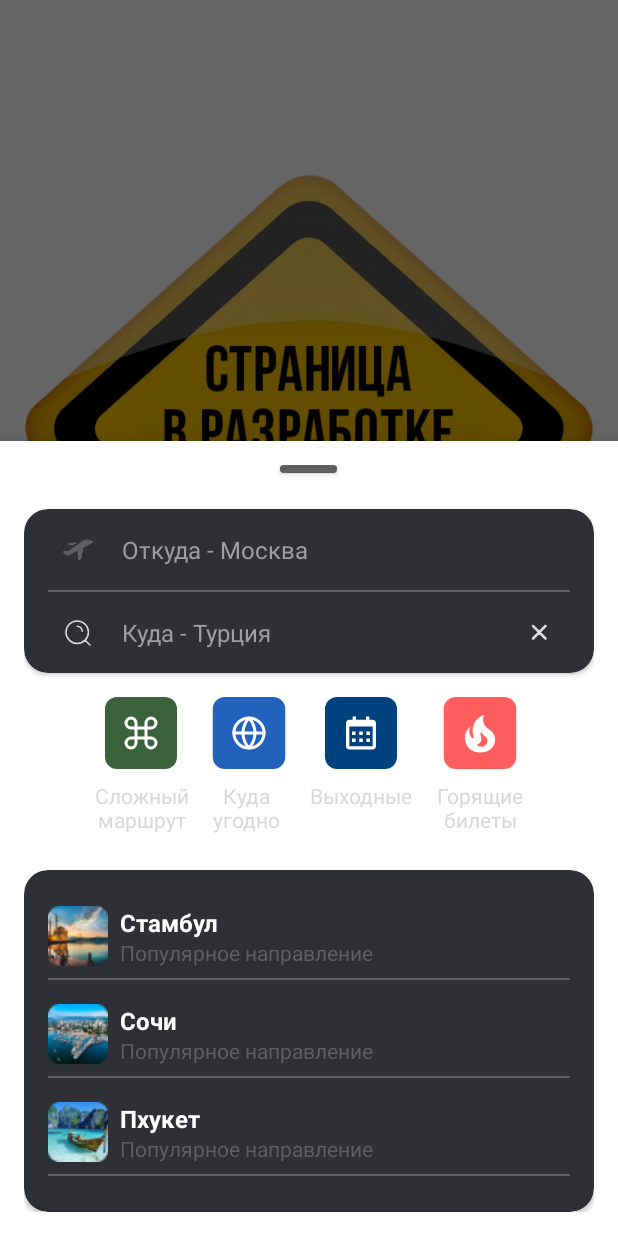
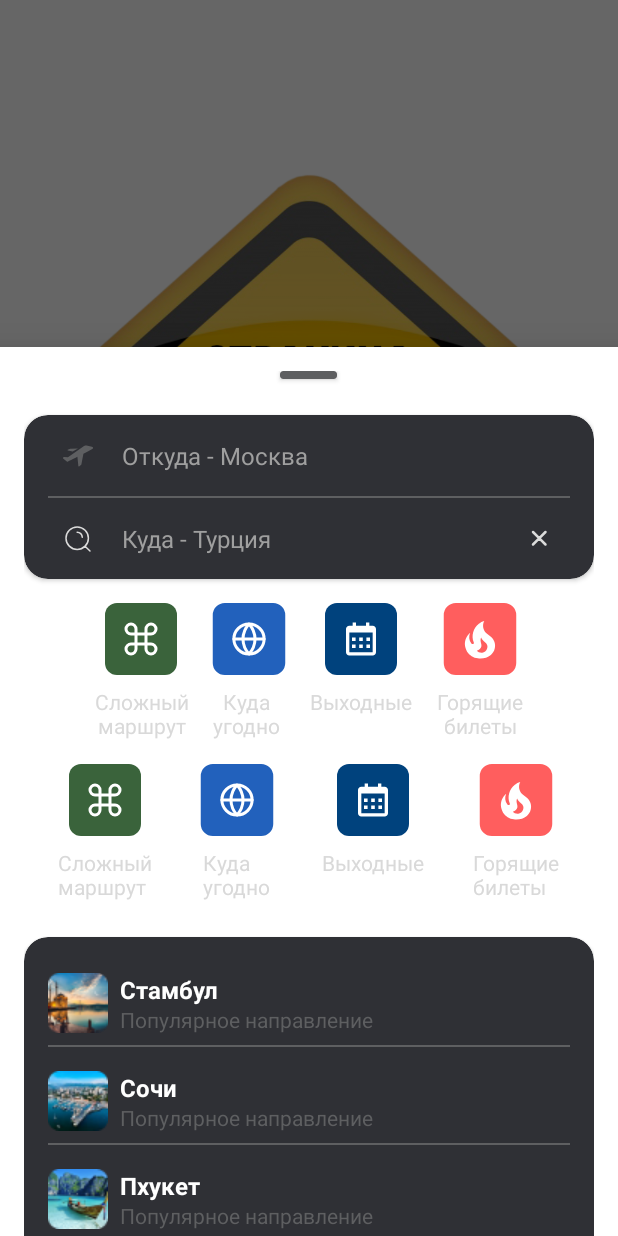
Before and after one commit to vorahkaz0namor/TicketsOffers, an Android app: the fragment SearchSheet placed in its activity, item 2 of the bottom bar chosen, on a phone screen of 412 x 824 dp. Run offline under Robolectric (Android 15) with nearby library versions, the phone set to English and light mode, and no system bars; our stand-ins replace Dagger/Hilt's generated code.

Commit message:
Step R.008 - 1. Was implemented digits separation on prices representation. 2. Was started HintView implementation istead of hints RecyclerView.

```diff
--- a/presentation/src/main/java/com/example/presentation/adatper/OfferViewHolder.kt
+++ b/presentation/src/main/java/com/example/presentation/adatper/OfferViewHolder.kt
@@ -4,6 +4,7 @@ import androidx.recyclerview.widget.RecyclerView
 import com.example.data.model.Offer
 import com.example.resources.R
 import com.example.presentation.databinding.OfferCardBinding
+import com.example.presentation.util.formatPrice
 import com.example.presentation.util.offerImage
 
 class OfferViewHolder(
@@ -16,7 +17,7 @@ class OfferViewHolder(
             pointName.text = offer.town
             pointPrice.text = root.context.getString(
                 /* resId = */ R.string.offer_price,
-                /* ...formatArgs = */ offer.price.value.toString()
+                /* ...formatArgs = */ formatPrice(offer.price.value)
             )
         }
     }
--- a/presentation/src/main/java/com/example/presentation/adatper/TicketOfferViewHolder.kt
+++ b/presentation/src/main/java/com/example/presentation/adatper/TicketOfferViewHolder.kt
@@ -4,6 +4,7 @@ import androidx.recyclerview.widget.RecyclerView
 import com.example.data.model.TicketOffer
 import com.example.resources.R
 import com.example.presentation.databinding.RecommCardLayoutBinding
+import com.example.presentation.util.formatPrice
 import com.example.presentation.util.ticketOfferColor
 
 class TicketOfferViewHolder(
@@ -18,7 +19,7 @@ class TicketOfferViewHolder(
             pointTimeRange.text = ticketOffer.timeRangeToString()
             pointPrice.text = root.context.getString(
                 /* resId = */ R.string.ticket_offer_price,
-                /* ...formatArgs = */ ticketOffer.price.value.toString()
+                /* ...formatArgs = */ formatPrice(ticketOffer.price.value)
             )
         }
     }
--- a/presentation/src/main/java/com/example/presentation/util/Helper.kt
+++ b/presentation/src/main/java/com/example/presentation/util/Helper.kt
@@ -19,6 +19,21 @@ import com.example.resources.R
 import com.example.presentation.model.UiState
 import kotlinx.coroutines.CoroutineScope
 import kotlinx.coroutines.launch
+import java.text.FieldPosition
+import java.text.NumberFormat
+import java.util.Locale
+
+/**
+ * Price formatting
+ */
+internal val formatPrice = { price: Int ->
+    NumberFormat
+        .getInstance(Locale("ru", "RU"))
+        .run {
+            isGroupingUsed = true
+            format(price)
+        }
+}
 
 /**
  * Sets offer image
--- a/presentation/src/main/java/com/example/presentation/viewmodel/TicketsViewModel.kt
+++ b/presentation/src/main/java/com/example/presentation/viewmodel/TicketsViewModel.kt
@@ -58,7 +58,6 @@ class TicketsViewModel @Inject constructor(
                     getTicketsOffers().fetchingData { ticketsOffersResponse ->
                         _offers.update { offersResponse.offers }
                         _ticketsOffers.update { ticketsOffersResponse.ticketsOffers }
-                        Log.d("TICKETS OFFERS", "${ticketsOffers.value.map { "$it" }}")
                     }
                 }
             }
--- a/presentation/src/main/res/layout/fragment_stub.xml
+++ b/presentation/src/main/res/layout/fragment_stub.xml
@@ -14,4 +14,23 @@
         android:contentDescription="@string/under_develop"
         />
 
+    <androidx.cardview.widget.CardView
+        android:id="@+id/back_icon"
+        android:layout_width="@dimen/thirty_three_dp"
+        android:layout_height="@dimen/thirty_three_dp"
+        android:visibility="gone"
+        app:cardBackgroundColor="@color/color_2f3035"
+        android:layout_marginStart="@dimen/twelve_dp"
+        android:layout_marginTop="@dimen/twelve_dp"
+        app:cardCornerRadius="@dimen/fifty_dp">
+
+        <ImageView
+            android:layout_width="wrap_content"
+            android:layout_height="wrap_content"
+            android:layout_gravity="center"
+            android:contentDescription="@string/back_button"
+            app:srcCompat="@drawable/ic_back_arrow_24" />
+
+    </androidx.cardview.widget.CardView>
+
 </FrameLayout>
--- /dev/null
+++ b/presentation/src/main/res/layout/hints_layout.xml
@@ -0,0 +1,43 @@
+<?xml version="1.0" encoding="utf-8"?>
+<LinearLayout xmlns:android="http://schemas.android.com/apk/res/android"
+    xmlns:app="http://schemas.android.com/apk/res-auto"
+    android:layout_width="wrap_content"
+    android:layout_height="wrap_content"
+    android:orientation="horizontal"
+    android:layout_gravity="center"
+    android:paddingTop="@dimen/sixteen_dp"
+    >
+
+    <com.example.resources.views.HintView
+        android:id="@+id/hard_route"
+        android:layout_width="wrap_content"
+        android:layout_height="wrap_content"
+        app:srcCompat="@drawable/ic_hard_route_hint_48"
+        android:text="@string/hard_route"
+        />
+
+    <com.example.resources.views.HintView
+        android:id="@+id/anywhere"
+        android:layout_width="wrap_content"
+        android:layout_height="wrap_content"
+        app:srcCompat="@drawable/ic_anywhere_hint_48"
+        android:text="@string/anywhere"
+        />
+
+    <com.example.resources.views.HintView
+        android:id="@+id/weekend"
+        android:layout_width="wrap_content"
+        android:layout_height="wrap_content"
+        app:srcCompat="@drawable/ic_weekend_hint_48"
+        android:text="@string/weekend"
+        />
+
+    <com.example.resources.views.HintView
+        android:id="@+id/burnings"
+        android:layout_width="wrap_content"
+        android:layout_height="wrap_content"
+        app:srcCompat="@drawable/ic_burnings_hint_48"
+        android:text="@string/burning_tickets"
+        />
+
+</LinearLayout>
--- a/presentation/src/main/res/layout/search_sheet_layout.xml
+++ b/presentation/src/main/res/layout/search_sheet_layout.xml
@@ -31,6 +31,10 @@
         app:layoutManager="androidx.recyclerview.widget.LinearLayoutManager"
         tools:listitem="@layout/hint_card" />
 
+    <include
+        android:id="@+id/hints"
+        layout="@layout/hints_layout"/>
+
     <androidx.cardview.widget.CardView
         android:id="@+id/background_card"
         android:layout_width="match_parent"
--- a/presentation/src/main/res/values/strings.xml
+++ b/presentation/src/main/res/values/strings.xml
@@ -21,4 +21,5 @@
     <string name="takeoff_date_example">24 фев</string>
     <string name="takeoff_week_day_example">, сб</string>
     <string name="show_all_tickets">Посмотреть все билеты</string>
+    <string name="back_button">Back button</string>
 </resources>
--- /dev/null
+++ b/resources/src/main/java/com/example/resources/views/HintView.kt
@@ -0,0 +1,63 @@
+package com.example.resources.views
+
+import android.content.Context
+import android.text.Layout.Alignment
+import android.util.AttributeSet
+import android.view.Gravity
+import android.view.View
+import android.widget.ImageView
+import android.widget.LinearLayout
+import android.widget.TextView
+import androidx.core.content.withStyledAttributes
+import com.example.resources.R
+import kotlin.math.absoluteValue
+import kotlin.math.ceil
+
+class HintView @JvmOverloads constructor(
+    context: Context,
+    attributeSet:AttributeSet? = null,
+    defStyleAttr: Int = 0,
+    defStyleRes: Int = 0
+): LinearLayout(context, attributeSet, defStyleAttr, defStyleRes) {
+    private val eightDpExtracted = resources.getDimensionPixelSize(R.dimen.eight_dp)
+    private val sixteenDpExtracted = resources.getDimensionPixelSize(R.dimen.sixteen_dp)
+    private inline fun <reified T : View> T.commonParams() =
+        apply {
+            layoutParams = LayoutParams(
+                /* width = */ LayoutParams.WRAP_CONTENT,
+                /* height = */ LayoutParams.WRAP_CONTENT,
+            )
+            gravity = Gravity.CENTER
+        }
+    private val imageView = ImageView(context).commonParams()
+    private val textView = TextView(context).commonParams().apply {
+        setPadding(
+            /* left = */ 0,
+            /* top = */ eightDpExtracted,
+            /* right = */ 0,
+            /* bottom = */ 0
+            )
+        textSize = ceil(resources.getDimension(R.dimen.fourteen_sp) / resources.displayMetrics.density)
+        textAlignment = View.TEXT_ALIGNMENT_GRAVITY
+        setTextColor(resources.getColor(R.color.color_d9d9d9, context.theme))
+    }
+
+    init {
+        orientation = VERTICAL
+        setPadding(
+            /* left = */ sixteenDpExtracted,
+            /* top = */ 0,
+            /* right = */ sixteenDpExtracted,
+            /* bottom = */ 0
+        )
+        context.withStyledAttributes(attributeSet, R.styleable.HintView) {
+            val imageResId = getResourceId(R.styleable.HintView_srcCompat, 0)
+            if (imageResId != 0) {
+                imageView.setImageResource(imageResId)
+            }
+            textView.text = getString(R.styleable.HintView_android_text)
+        }
+        addView(imageView)
+        addView(textView)
+    }
+}
--- /dev/null
+++ b/resources/src/main/res/values/attrs.xml
@@ -0,0 +1,7 @@
+<?xml version="1.0" encoding="utf-8"?>
+<resources>
+    <declare-styleable name="HintView">
+        <attr name="srcCompat" format="reference"/>
+        <attr name="android:text" format="string"/>
+    </declare-styleable>
+</resources>
```
